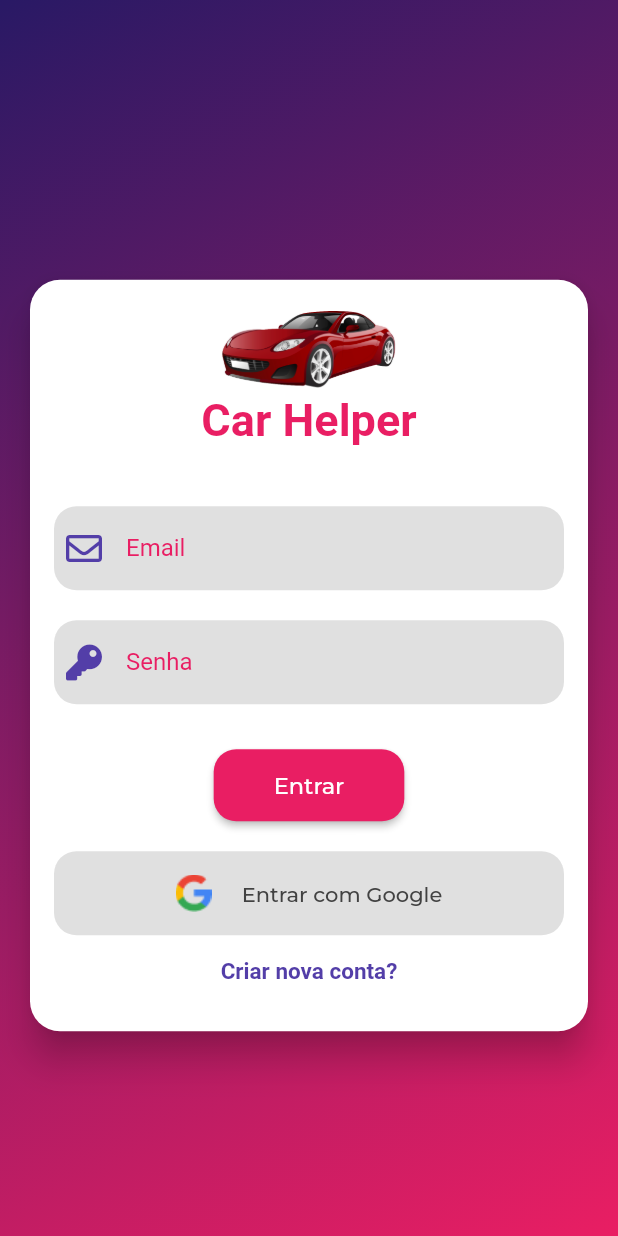
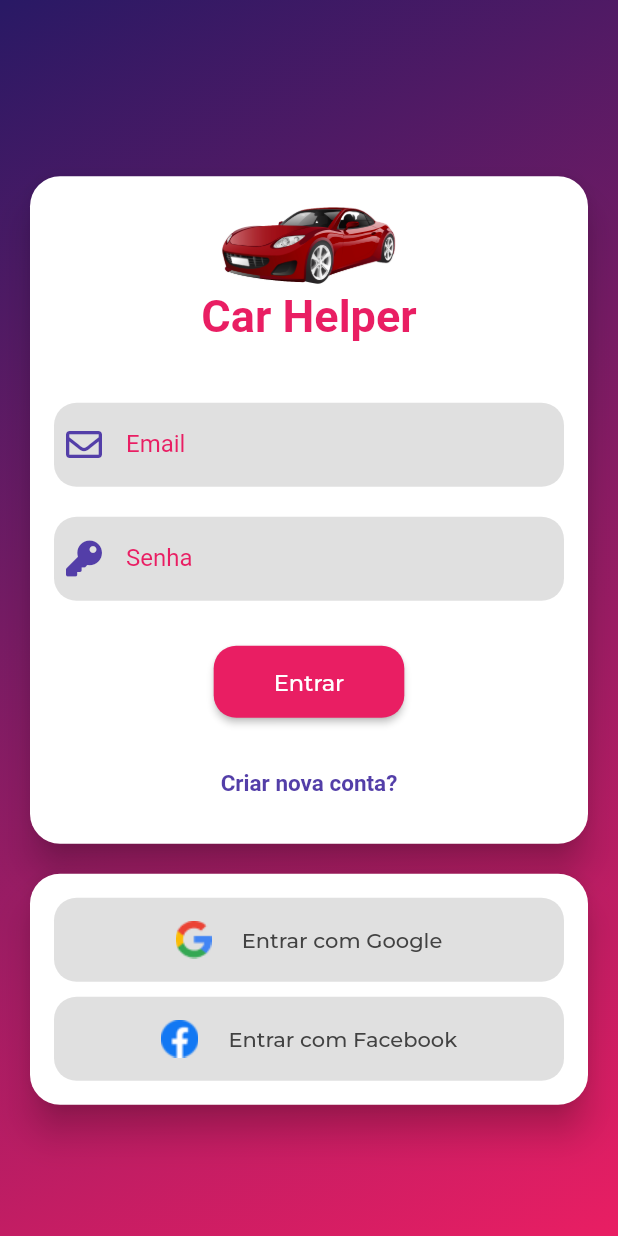
Before and after one commit to murilobohlke/car-helper, a Flutter app: the screen it shows after launch, after a tap on "Entrar com Google", on a phone screen of 412 x 824 dp. Run offline on Flutter 3.47's test engine with Material 2 defaults, Android fonts, the phone set to English and light mode, and no system bars; our stand-ins replace firebase_auth, firebase_core, flutter_masked_text2, font_awesome_flutter, google_fonts, google_sign_in and 3 more; missing offline and left inert: animated_card; accounts and stored records are empty.

Commit message:
Improvements in login

```diff
--- a/car_helper/lib/modules/auth/auth_page.dart
+++ b/car_helper/lib/modules/auth/auth_page.dart
@@ -2,6 +2,7 @@ import 'package:animated_card/animated_card.dart';
 import 'package:car_helper/shared/models/auth_model.dart';
 import 'package:car_helper/shared/themes/app_colors.dart';
 import 'package:car_helper/shared/widgets/auth_form/auth_form_widget.dart';
+import 'package:car_helper/shared/widgets/others_login/others_login_widget.dart';
 import 'package:firebase_auth/firebase_auth.dart';
 import 'package:flutter/material.dart';
 import 'package:google_fonts/google_fonts.dart';
@@ -80,13 +81,15 @@ class _AuthPageState extends State<AuthPage> {
               children: [
                 AnimatedCard(
                   direction: AnimatedCardDirection.right,
-                  child: Stack(
+                  child: Column(
+                    children: [
+                      Stack(
                         children: [
                           AuthFormWidget(_handleSubmit),
                           if(isLoading)
                           Positioned.fill(
                             child: Container(
-                          margin: EdgeInsets.all(16),
+                              margin: EdgeInsets.symmetric(horizontal: 16),
                               decoration: BoxDecoration(
                                 color: Color.fromRGBO(0, 0, 0, 0.5),
                                 borderRadius: BorderRadius.circular(20),
@@ -94,6 +97,9 @@ class _AuthPageState extends State<AuthPage> {
                               child: Center(child: CircularProgressIndicator(color: AppColors.secondary,)),
                             )
                           )
+                        ],
+                      ),
+                      OthersLoginWidget(),
                     ],
                   ),
                 ),
--- a/car_helper/lib/shared/widgets/app_bar_home/app_bar_home_widget.dart
+++ b/car_helper/lib/shared/widgets/app_bar_home/app_bar_home_widget.dart
@@ -4,6 +4,7 @@ import 'package:flutter/cupertino.dart';
 import 'package:flutter/material.dart';
 import 'package:font_awesome_flutter/font_awesome_flutter.dart';
 import 'package:google_fonts/google_fonts.dart';
+import 'package:google_sign_in/google_sign_in.dart';
 
 class AppBarHomeWidget extends PreferredSize {
   final double height;
@@ -66,6 +67,10 @@ class AppBarHomeWidget extends PreferredSize {
                     IconButton(
                       onPressed: () {
                         FirebaseAuth.instance.signOut();
+                        GoogleSignIn _googleSignIn = GoogleSignIn(
+                          scopes: [ 'email',],
+                        );
+                        _googleSignIn.disconnect();
                         Navigator.of(context).pushReplacementNamed('/auth');
                         },
                       icon: Icon(FontAwesomeIcons.timesCircle, color: Colors.white,)
--- a/car_helper/lib/shared/widgets/auth_form/auth_form_widget.dart
+++ b/car_helper/lib/shared/widgets/auth_form/auth_form_widget.dart
@@ -1,12 +1,10 @@
 import 'package:car_helper/shared/models/auth_model.dart';
 import 'package:car_helper/shared/themes/app_colors.dart';
 import 'package:car_helper/shared/widgets/primary_button/primary_button_widget.dart';
-import 'package:car_helper/shared/widgets/social_login/social_login_button.dart';
 import 'package:car_helper/shared/widgets/text_input/text_input_widget.dart';
 import 'package:flutter/material.dart';
 import 'package:font_awesome_flutter/font_awesome_flutter.dart';
 import 'package:google_fonts/google_fonts.dart';
-import 'package:google_sign_in/google_sign_in.dart';
 
 class AuthFormWidget extends StatefulWidget {
   final void Function(AuthModel authModel) onSubmit;
@@ -20,20 +18,6 @@ class AuthFormWidget extends StatefulWidget {
 class _AuthFormWidgetState extends State<AuthFormWidget> {
   final AuthModel _authModel = AuthModel();
   final GlobalKey<FormState> _formKey = GlobalKey();
-
-  Future<void> googleSingIn(BuildContext context) async {
-    GoogleSignIn _googleSignIn = GoogleSignIn(
-      scopes: [
-        'email',
-      ],
-    );
-    try {
-      final response = await _googleSignIn.signIn();
-      print(response);
-    } catch (error) {
-      print(error);
-    }
-  }
 
   _submit() {
     bool isValid = _formKey.currentState!.validate();
@@ -52,8 +36,7 @@ class _AuthFormWidgetState extends State<AuthFormWidget> {
           borderRadius: BorderRadius.circular(20.0),
         ),
         elevation: 10,
-          margin: EdgeInsets.all(20),
-          child: SingleChildScrollView(
+        margin: EdgeInsets.symmetric(horizontal: 20),
         child: Padding(
           padding: EdgeInsets.all(16),
           child: Column(
@@ -101,9 +84,6 @@ class _AuthFormWidgetState extends State<AuthFormWidget> {
                         label: _authModel.isLogin ? 'Entrar' : 'Cadastrar',
                         onPressed: _submit),
                     SizedBox(height: 20,),
-                        SocialLoginButton(onTap: (){
-                          googleSingIn(context);
-                        }),
                     TextButton(
                         onPressed: () {
                           setState(() {
@@ -125,7 +105,6 @@ class _AuthFormWidgetState extends State<AuthFormWidget> {
               ),
             ],
           ),
-            ),
         )),
     );
   }
--- /dev/null
+++ b/car_helper/lib/shared/widgets/others_login/others_login_widget.dart
@@ -0,0 +1,59 @@
+import 'package:car_helper/shared/widgets/social_login/social_login_button.dart';
+import 'package:flutter/material.dart';
+import 'package:google_sign_in/google_sign_in.dart';
+
+class OthersLoginWidget extends StatelessWidget {
+  const OthersLoginWidget({Key? key}) : super(key: key);
+
+  Future<void> googleSingIn(BuildContext context) async {
+    GoogleSignIn _googleSignIn = GoogleSignIn(
+      scopes: [
+        'email',
+      ],
+    );
+    try {
+      final response = await _googleSignIn.signIn();
+      print(response);
+      if (response != null) {
+        Navigator.of(context).pushReplacementNamed('/home');
+      }
+    } catch (error) {
+      print(error);
+    }
+  }
+
+  @override
+  Widget build(BuildContext context) {
+    return Card(
+      shape: RoundedRectangleBorder(
+        borderRadius: BorderRadius.circular(20.0),
+      ),
+      elevation: 10,
+      margin: EdgeInsets.all(20),
+      child: Padding(
+        padding: const EdgeInsets.all(16),
+        child: Column(
+          children: [
+            SocialLoginButton(
+              img: AssetImage('assets/images/google.png'),
+              onTap: () {
+                googleSingIn(context);
+              },
+              label: 'Entrar com Google',
+            ),
+            SizedBox(
+              height: 10,
+            ),
+            SocialLoginButton(
+              img: AssetImage('assets/images/facebook.png'),
+              onTap: () {
+                googleSingIn(context);
+              },
+              label: 'Entrar com Facebook',
+            ),
+          ],
+        ),
+      ),
+    );
+  }
+}
--- a/car_helper/lib/shared/widgets/social_login/social_login_button.dart
+++ b/car_helper/lib/shared/widgets/social_login/social_login_button.dart
@@ -2,10 +2,12 @@ import 'package:car_helper/shared/themes/app_colors.dart';
 import 'package:flutter/material.dart';
 import 'package:google_fonts/google_fonts.dart';
 
-
 class SocialLoginButton extends StatelessWidget {
   final VoidCallback onTap;
-  const SocialLoginButton({ Key? key, required this.onTap }) : super(key: key);
+  final String label;
+  final AssetImage img;
+  const SocialLoginButton({Key? key, required this.onTap, required this.label, required this.img})
+      : super(key: key);
 
   @override
   Widget build(BuildContext context) {
@@ -20,10 +22,12 @@ class SocialLoginButton extends StatelessWidget {
         child: Row(
           mainAxisAlignment: MainAxisAlignment.center,
           children: [
-            Image.asset('assets/images/google.png'),
-            SizedBox(width: 20,),
+            Image.asset(img.assetName),
+            SizedBox(
+              width: 20,
+            ),
             Text(
-              'Entrar com Google',
+              label,
               style: GoogleFonts.montserrat(
                 fontSize: 14,
                 fontWeight: FontWeight.w500,
--- a/car_helper/pubspec.yaml
+++ b/car_helper/pubspec.yaml
@@ -58,6 +58,7 @@ flutter:
   assets:
     - assets/images/car.png
     - assets/images/google.png
+    - assets/images/facebook.png
   #   - images/a_dot_ham.jpeg
 
   # An image asset can refer to one or more resolution-specific "variants", see
```
Also changed, not shown: car_helper/assets/images/facebook.png (added). Lines whose indentation alone changed are shown as unchanged.
